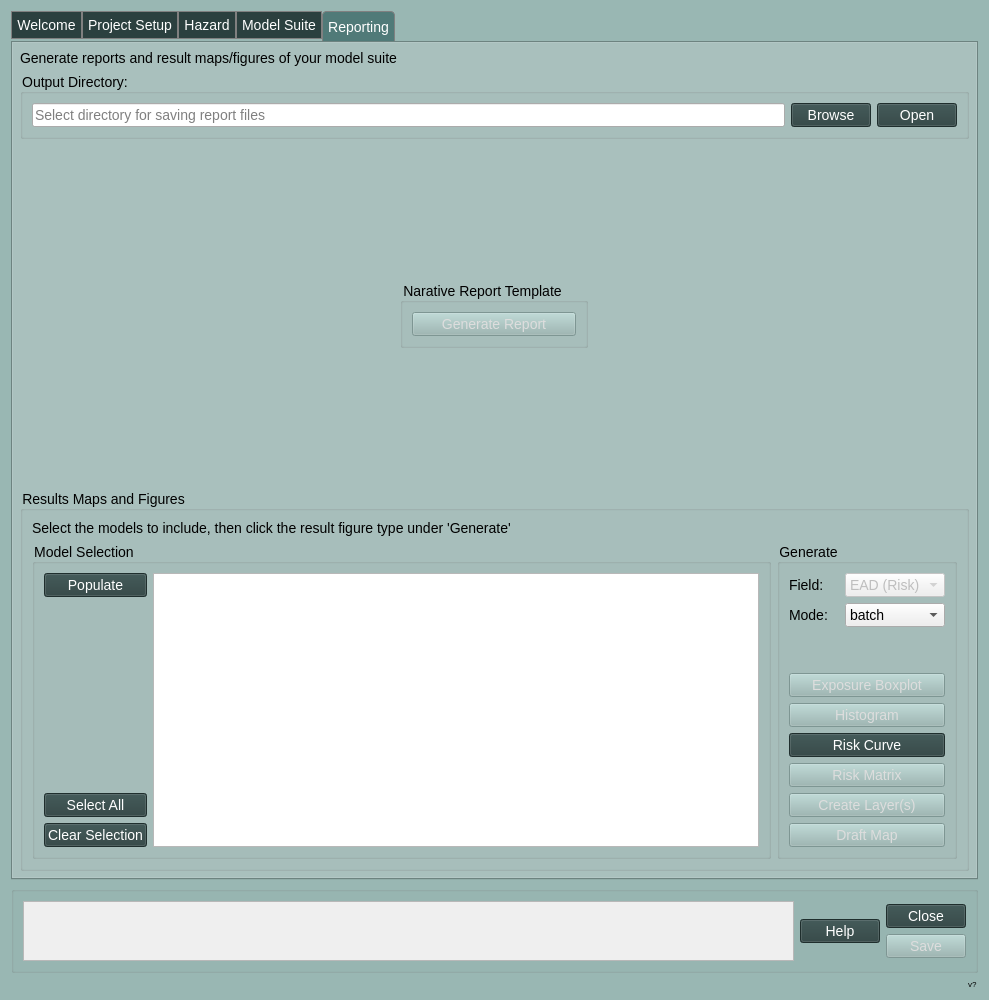
This is canflood2/canflood2_dialog_main.ui in cefect/CanFlood2 as Qt 5 draws it before an edit. The edited form follows.
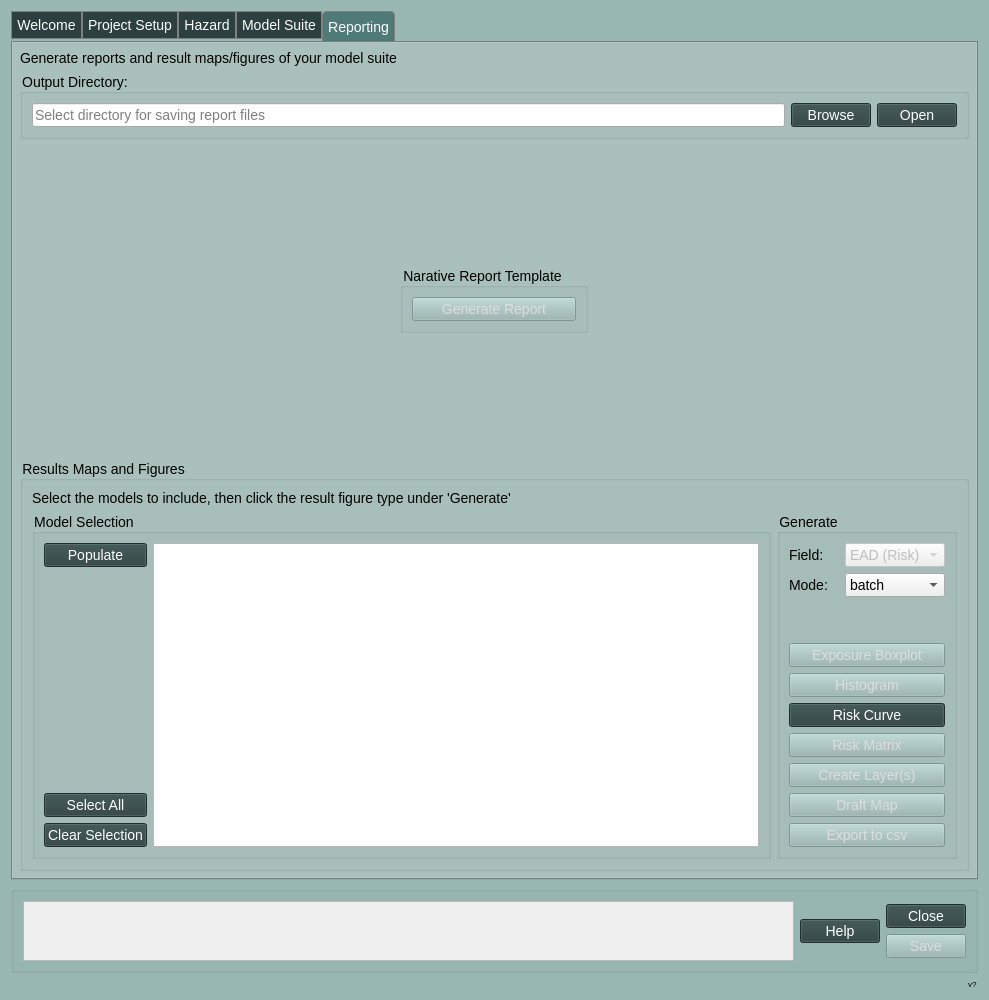
This is the edited form. The open tabs and pages were chosen to show the change. Icons and pictures are not drawn. Custom widgets are drawn as their Qt base class.

Commit message: export to CSV placeholder

```diff
--- a/canflood2/canflood2_dialog_main.ui
+++ b/canflood2/canflood2_dialog_main.ui
@@ -1551,6 +1551,16 @@
                  </property>
                 </widget>
                </item>
+               <item>
+                <widget class="QPushButton" name="pushButton_3">
+                 <property name="enabled">
+                  <bool>false</bool>
+                 </property>
+                 <property name="text">
+                  <string>Export to csv</string>
+                 </property>
+                </widget>
+               </item>
               </layout>
              </widget>
             </item>
```
